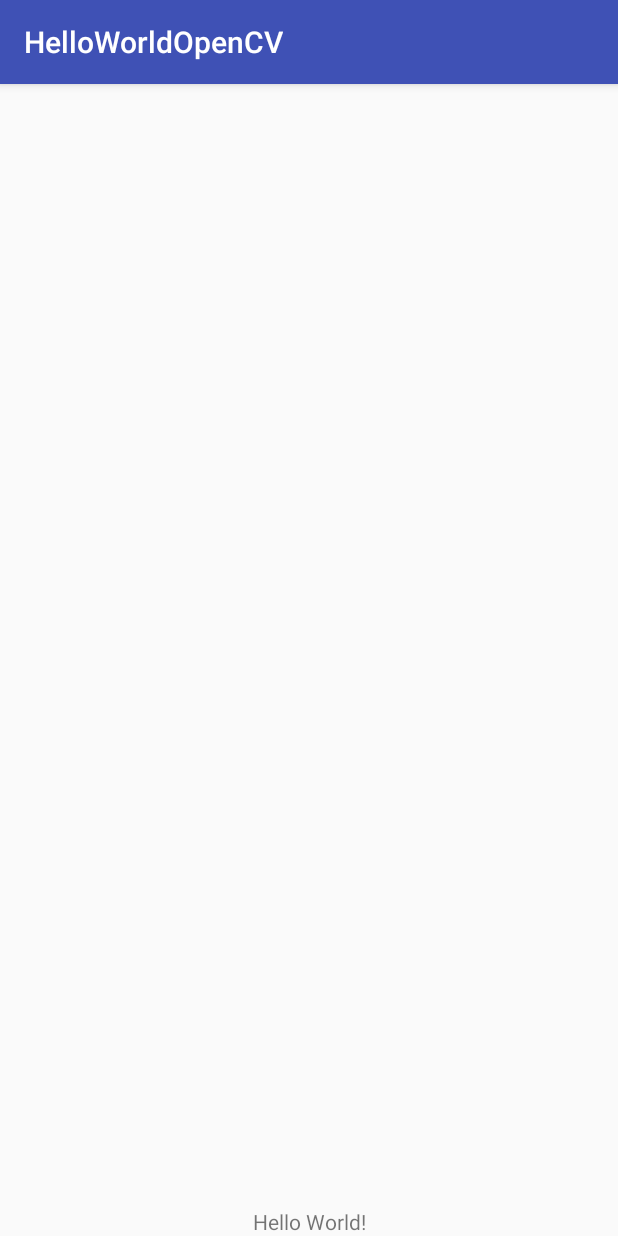
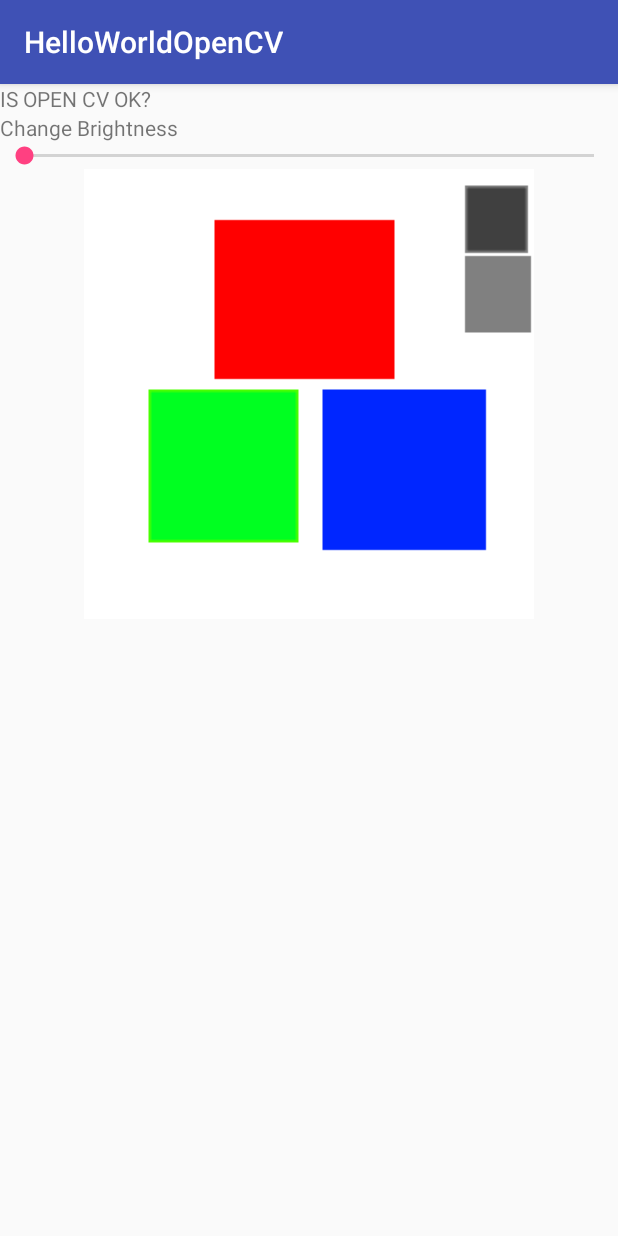
Before and after one commit to geronimo-lisboa/android_hello_opencv, an Android app: the screen it shows after launch (MainActivity), on a phone screen of 412 x 824 dp. Run offline under Robolectric (Android 15) with nearby library versions, the phone set to English and light mode, and no system bars; libraries missing offline, so code that uses them is left out: org.opencv.android, org.opencv.core; 2 statements that could not run were skipped.

Commit message:
essage=Brightness change working.

```diff
--- a/src/main/java/com/example/geronimo/helloworldopencv/MainActivity.java
+++ b/src/main/java/com/example/geronimo/helloworldopencv/MainActivity.java
@@ -1,33 +1,68 @@
 package com.example.geronimo.helloworldopencv;
 
+import android.graphics.Bitmap;
+import android.graphics.BitmapFactory;
 import android.support.v7.app.AppCompatActivity;
 import android.os.Bundle;
 import android.util.Log;
+import android.widget.ImageView;
+import android.widget.SeekBar;
 import android.widget.TextView;
 
 import org.opencv.android.OpenCVLoader;
+import org.opencv.android.Utils;
+import org.opencv.core.CvType;
+import org.opencv.core.Mat;
 
 public class MainActivity extends AppCompatActivity {
-
     // Used to load the 'native-lib' library on application startup.
     static {
         System.loadLibrary("native-lib");
     }
+    private Bitmap image = null;
+    private ImageView imageView = null;
+    ////É aqui que acontece a macumba do opencv
+    private Bitmap increaseBrightness(Bitmap bitmap, int value){
+        Mat src = new Mat(bitmap.getHeight(), bitmap.getWidth(), CvType.CV_8UC4);
+        Utils.bitmapToMat(bitmap, src);
+        src.convertTo(src,-1,1,value);//é aqui que o brilho é aplicado
+        Bitmap result = Bitmap.createBitmap(src.cols(),src.rows(), Bitmap.Config.ARGB_8888);
+        Utils.matToBitmap(src,result);
+        return result;
+    }
+
     @Override
     protected void onCreate(Bundle savedInstanceState) {
         super.onCreate(savedInstanceState);
-        setContentView(R.layout.activity_main);
-
-        if(!OpenCVLoader.initDebug())
-        {
+        setContentView(R.layout.activity_main_v2);
+        //Testa se o OpenCV tá funcionando.
+        if(!OpenCVLoader.initDebug()){
             TextView txt = (TextView)findViewById(R.id.IsOpenCVOk);
             txt.setText("fail opencv");
         }
-        else
-        {
+        else {
             TextView txt = (TextView)findViewById(R.id.IsOpenCVOk);
             txt.setText("success opencv");
         }
+        ////Pega algumas coisas necessárias.
+        image = BitmapFactory.decodeResource(getResources(), R.drawable.imagem);
+        imageView = (ImageView)findViewById(R.id.iv_image);
+        SeekBar seekBar = (SeekBar)findViewById(R.id.sb_Brightness);
+        seekBar.setOnSeekBarChangeListener(new SeekBar.OnSeekBarChangeListener() {
+            @Override
+            public void onProgressChanged(SeekBar seekBar, int progress, boolean fromUser) {
+                Bitmap edited = increaseBrightness(image,progress);
+                imageView.setImageBitmap(edited);
+            }
+            @Override
+            public void onStartTrackingTouch(SeekBar seekBar) {
+
+            }
+            @Override
+            public void onStopTrackingTouch(SeekBar seekBar) {
+
+            }
+        });
     }
 
     /**
--- a/src/main/res/layout/activity_main.xml
+++ /dev/null
@@ -1,20 +0,0 @@
-<?xml version="1.0" encoding="utf-8"?>
-<android.support.constraint.ConstraintLayout xmlns:android="http://schemas.android.com/apk/res/android"
-    xmlns:app="http://schemas.android.com/apk/res-auto"
-    xmlns:tools="http://schemas.android.com/tools"
-    android:layout_width="match_parent"
-    android:layout_height="match_parent"
-    tools:context="com.example.geronimo.helloworldopencv.MainActivity">
-
-    <TextView
-        android:id="@+id/IsOpenCVOk"
-        android:layout_width="wrap_content"
-        android:layout_height="wrap_content"
-        android:text="Hello World!"
-        app:layout_constraintBottom_toBottomOf="parent"
-        app:layout_constraintLeft_toLeftOf="parent"
-        app:layout_constraintRight_toRightOf="parent"
-        app:layout_constraintTop_toTopOf="parent"
-        app:layout_constraintVertical_bias="1.0" />
-
-</android.support.constraint.ConstraintLayout>
--- a/src/main/res/layout/activity_main_v2.xml
+++ b/src/main/res/layout/activity_main_v2.xml
@@ -7,20 +7,24 @@
         android:id="@+id/IsOpenCVOk"
         android:layout_width="match_parent"
         android:layout_height="wrap_content"
-        android:text="IS OPEN CV OK?" />
+        android:text="IS OPEN CV OK?"
+        android:layout_gravity="center"/>
 
     <TextView
         android:id="@+id/textView"
         android:layout_width="match_parent"
         android:layout_height="wrap_content"
-        android:text="Change Brightness" />
+        android:text="Change Brightness"
+        android:layout_gravity="center"/>
 
     <SeekBar
         android:id="@+id/sb_Brightness"
         android:layout_width="match_parent"
         android:layout_height="wrap_content" />
+
     <ImageView
         android:id="@+id/iv_image"
         android:layout_width="match_parent"
-        android:layout_height="wrap_content" />
+        android:layout_height="wrap_content"
+        android:src="@drawable/imagem"/>
 </LinearLayout>
```
Also changed, not shown: src/main/res/drawable/imagem.png, 1 other file.
